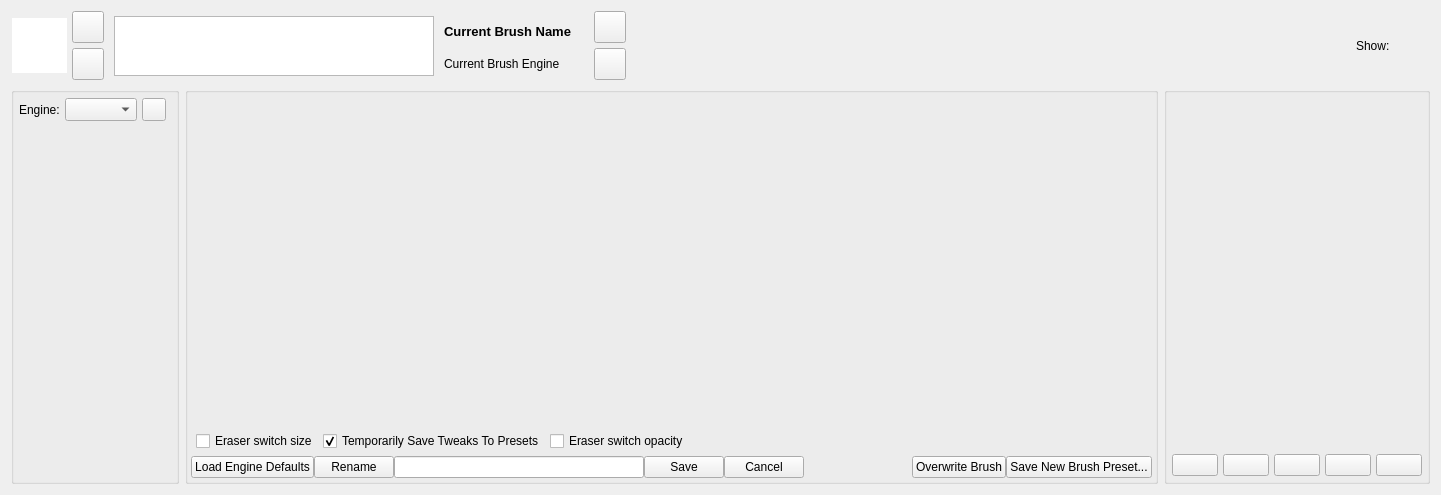
Old version of the form libs/ui/forms/wdgpaintopsettings.ui in the repository KDE/krita.
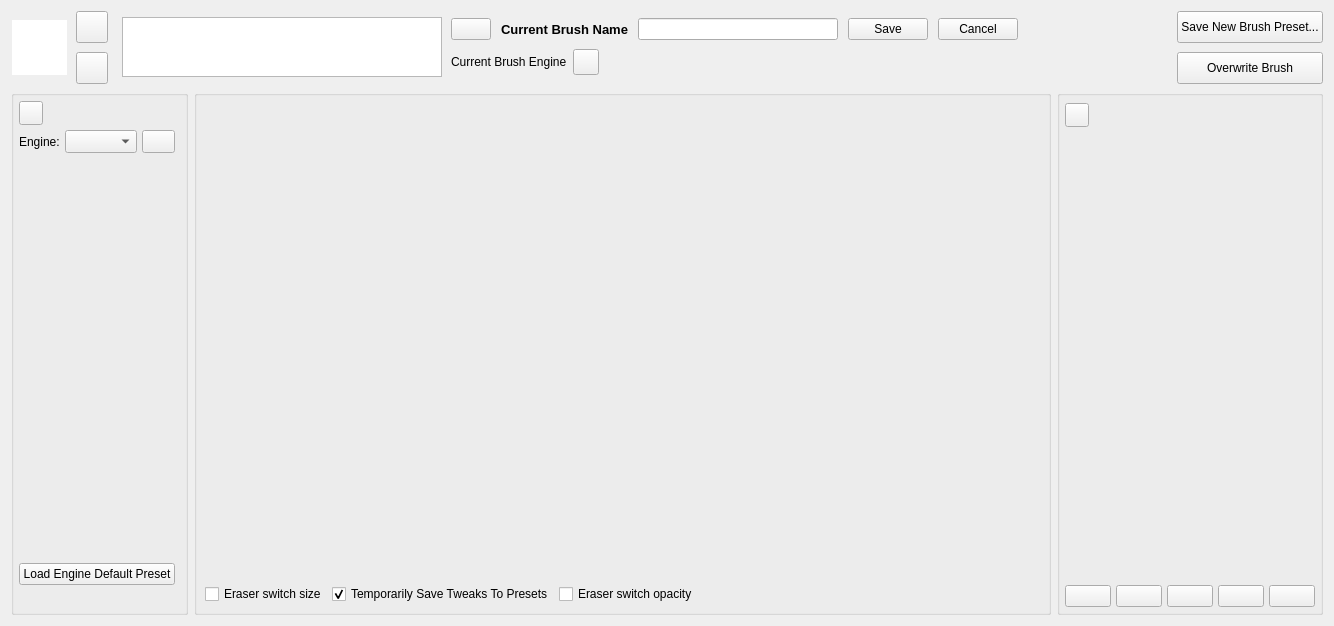
New version of the form. Custom widgets are drawn as their Qt base class.

Commit message: move around brush editor presets and scratchpad to be on sides.

Diff of the .ui file:
```diff
--- a/libs/ui/forms/wdgpaintopsettings.ui
+++ b/libs/ui/forms/wdgpaintopsettings.ui
@@ -6,8 +6,8 @@
    <rect>
     <x>0</x>
     <y>0</y>
-    <width>1441</width>
-    <height>495</height>
+    <width>1334</width>
+    <height>626</height>
    </rect>
   </property>
   <property name="windowTitle">
@@ -17,7 +17,7 @@
    <item row="0" column="0" colspan="3">
     <layout class="QHBoxLayout" name="brushEditorDashboard">
      <property name="spacing">
-      <number>5</number>
+      <number>9</number>
      </property>
      <property name="leftMargin">
       <number>1</number>
@@ -181,145 +181,154 @@
        </property>
       </widget>
      </item>
-     <item>
-      <layout class="QVBoxLayout" name="brushNameLayout">
-       <property name="spacing">
-        <number>0</number>
-       </property>
-       <property name="topMargin">
-        <number>5</number>
-       </property>
-       <item>
-        <widget class="QLabel" name="currentBrushNameLabel">
-         <property name="sizePolicy">
-          <sizepolicy hsizetype="Minimum" vsizetype="Minimum">
-           <horstretch>0</horstretch>
-           <verstretch>0</verstretch>
-          </sizepolicy>
-         </property>
-         <property name="minimumSize">
-          <size>
-           <width>150</width>
-           <height>0</height>
-          </size>
-         </property>
-         <property name="maximumSize">
-          <size>
-           <width>16777215</width>
-           <height>20</height>
-          </size>
-         </property>
-         <property name="font">
-          <font>
-           <pointsize>10</pointsize>
-           <weight>75</weight>
-           <bold>true</bold>
-          </font>
-         </property>
-         <property name="lineWidth">
-          <number>0</number>
-         </property>
-         <property name="text">
-          <string>Current Brush Name</string>
-         </property>
-         <property name="scaledContents">
-          <bool>false</bool>
-         </property>
-         <property name="alignment">
-          <set>Qt::AlignBottom|Qt::AlignLeading|Qt::AlignLeft</set>
-         </property>
-         <property name="margin">
-          <number>0</number>
-         </property>
-         <property name="indent">
-          <number>5</number>
-         </property>
-        </widget>
-       </item>
-       <item>
-        <widget class="QLabel" name="currentBrushEngineLabel">
-         <property name="sizePolicy">
-          <sizepolicy hsizetype="Minimum" vsizetype="Minimum">
-           <horstretch>0</horstretch>
-           <verstretch>0</verstretch>
-          </sizepolicy>
-         </property>
-         <property name="maximumSize">
-          <size>
-           <width>16777215</width>
-           <height>20</height>
-          </size>
-         </property>
-         <property name="text">
-          <string>Current Brush Engine</string>
-         </property>
-         <property name="scaledContents">
-          <bool>false</bool>
-         </property>
-         <property name="alignment">
-          <set>Qt::AlignLeading|Qt::AlignLeft|Qt::AlignTop</set>
-         </property>
-         <property name="indent">
-          <number>5</number>
-         </property>
-        </widget>
-       </item>
-      </layout>
-     </item>
      <item>
       <layout class="QVBoxLayout" name="verticalLayout_4">
+       <property name="spacing">
+        <number>0</number>
+       </property>
        <item>
-        <widget class="QPushButton" name="dirtyPresetIndicatorButton">
-         <property name="sizePolicy">
-          <sizepolicy hsizetype="Fixed" vsizetype="Fixed">
-           <horstretch>0</horstretch>
-           <verstretch>0</verstretch>
-          </sizepolicy>
+        <layout class="QHBoxLayout" name="horizontalLayout_6">
+         <property name="spacing">
+          <number>10</number>
          </property>
-         <property name="minimumSize">
-          <size>
-           <width>32</width>
-           <height>32</height>
-          </size>
-         </property>
-         <property name="maximumSize">
-          <size>
-           <width>32</width>
-           <height>32</height>
-          </size>
-         </property>
-         <property name="text">
-          <string/>
-         </property>
-         <property name="flat">
-          <bool>false</bool>
-         </property>
-        </widget>
+         <item>
+          <widget class="QPushButton" name="renameBrushPresetButton">
+           <property name="sizePolicy">
+            <sizepolicy hsizetype="Fixed" vsizetype="Fixed">
+             <horstretch>0</horstretch>
+             <verstretch>0</verstretch>
+            </sizepolicy>
+           </property>
+           <property name="text">
+            <string/>
+           </property>
+          </widget>
+         </item>
+         <item>
+          <widget class="QLabel" name="currentBrushNameLabel">
+           <property name="font">
+            <font>
+             <pointsize>10</pointsize>
+             <weight>75</weight>
+             <bold>true</bold>
+            </font>
+           </property>
+           <property name="text">
+            <string>Current Brush Name</string>
+           </property>
+          </widget>
+         </item>
+         <item>
+          <widget class="QLineEdit" name="renameBrushNameTextField">
+           <property name="minimumSize">
+            <size>
+             <width>200</width>
+             <height>0</height>
+            </size>
+           </property>
+          </widget>
+         </item>
+         <item>
+          <widget class="QPushButton" name="updateBrushNameButton">
+           <property name="sizePolicy">
+            <sizepolicy hsizetype="Minimum" vsizetype="Fixed">
+             <horstretch>0</horstretch>
+             <verstretch>0</verstretch>
+            </sizepolicy>
+           </property>
+           <property name="text">
+            <string>Save</string>
+           </property>
+          </widget>
+         </item>
+         <item>
+          <widget class="QPushButton" name="cancelBrushNameUpdateButton">
+           <property name="text">
+            <string>Cancel</string>
+           </property>
+          </widget>
+         </item>
+        </layout>
        </item>
        <item>
-        <widget class="QPushButton" name="reloadPresetButton">
-         <property name="sizePolicy">
-          <sizepolicy hsizetype="Fixed" vsizetype="Fixed">
-           <horstretch>0</horstretch>
-           <verstretch>0</verstretch>
-          </sizepolicy>
+        <layout class="QHBoxLayout" name="horizontalLayout_5">
+         <property name="spacing">
+          <number>6</number>
          </property>
-         <property name="minimumSize">
-          <size>
-           <width>32</width>
-           <height>32</height>
-          </size>
-         </property>
-         <property name="maximumSize">
-          <size>
-           <width>32</width>
-           <height>32</height>
-          </size>
-         </property>
-         <property name="text">
-          <string/>
-         </property>
-        </widget>
+         <item>
+          <widget class="QLabel" name="currentBrushEngineLabel">
+           <property name="text">
+            <string>Current Brush Engine</string>
+           </property>
+          </widget>
+         </item>
+         <item>
+          <widget class="QPushButton" name="reloadPresetButton">
+           <property name="sizePolicy">
+            <sizepolicy hsizetype="Fixed" vsizetype="Fixed">
+             <horstretch>0</horstretch>
+             <verstretch>0</verstretch>
+            </sizepolicy>
+           </property>
+           <property name="minimumSize">
+            <size>
+             <width>26</width>
+             <height>26</height>
+            </size>
+           </property>
+           <property name="maximumSize">
+            <size>
+             <width>26</width>
+             <height>26</height>
+            </size>
+           </property>
+           <property name="text">
+            <string/>
+           </property>
+          </widget>
+         </item>
+         <item>
+          <widget class="QPushButton" name="dirtyPresetIndicatorButton">
+           <property name="sizePolicy">
+            <sizepolicy hsizetype="Fixed" vsizetype="Fixed">
+             <horstretch>0</horstretch>
+             <verstretch>0</verstretch>
+            </sizepolicy>
+           </property>
+           <property name="minimumSize">
+            <size>
+             <width>30</width>
+             <height>30</height>
+            </size>
+           </property>
+           <property name="maximumSize">
+            <size>
+             <width>30</width>
+             <height>30</height>
+            </size>
+           </property>
+           <property name="text">
+            <string/>
+           </property>
+           <property name="flat">
+            <bool>true</bool>
+           </property>
+          </widget>
+         </item>
+         <item>
+          <spacer name="horizontalSpacer_4">
+           <property name="orientation">
+            <enum>Qt::Horizontal</enum>
+           </property>
+           <property name="sizeHint" stdset="0">
+            <size>
+             <width>40</width>
+             <height>20</height>
+            </size>
+           </property>
+          </spacer>
+         </item>
+        </layout>
        </item>
       </layout>
      </item>
@@ -328,98 +337,42 @@
        <property name="orientation">
         <enum>Qt::Horizontal</enum>
        </property>
+       <property name="sizeType">
+        <enum>QSizePolicy::MinimumExpanding</enum>
+       </property>
        <property name="sizeHint" stdset="0">
         <size>
-         <width>40</width>
-         <height>20</height>
+         <width>0</width>
+         <height>0</height>
         </size>
        </property>
       </spacer>
      </item>
-     <item>
-      <widget class="QLabel" name="label_3">
-       <property name="text">
-        <string>Show:</string>
-       </property>
-      </widget>
-     </item>
      <item>
       <layout class="QVBoxLayout" name="verticalLayout_5">
        <item>
-        <widget class="KisHighlightedToolButton" name="showPresetsButton" native="true">
+        <widget class="QPushButton" name="saveNewBrushPresetButton">
          <property name="sizePolicy">
-          <sizepolicy hsizetype="Minimum" vsizetype="Minimum">
+          <sizepolicy hsizetype="Preferred" vsizetype="Preferred">
            <horstretch>0</horstretch>
            <verstretch>0</verstretch>
           </sizepolicy>
          </property>
-         <property name="minimumSize">
-          <size>
-           <width>35</width>
-           <height>20</height>
-          </size>
+         <property name="text">
+          <string>Save New Brush Preset...</string>
          </property>
-         <property name="maximumSize">
-          <size>
-           <width>16777215</width>
-           <height>20</height>
-          </size>
-         </property>
-         <property name="text" stdset="0">
-          <string>Presets</string>
-         </property>
         </widget>
        </item>
        <item>
-        <widget class="KisHighlightedToolButton" name="showEditorButton" native="true">
+        <widget class="QPushButton" name="saveBrushPresetButton">
          <property name="sizePolicy">
-          <sizepolicy hsizetype="Minimum" vsizetype="Minimum">
+          <sizepolicy hsizetype="Preferred" vsizetype="Preferred">
            <horstretch>0</horstretch>
            <verstretch>0</verstretch>
           </sizepolicy>
          </property>
-         <property name="minimumSize">
-          <size>
-           <width>35</width>
-           <height>20</height>
-          </size>
-         </property>
-         <property name="maximumSize">
-          <size>
-           <width>16777215</width>
-           <height>20</height>
-          </size>
-         </property>
-         <property name="text" stdset="0">
-          <string>Settings</string>
-         </property>
-        </widget>
-       </item>
-       <item>
-        <widget class="KisHighlightedToolButton" name="showScratchpadButton" native="true">
-         <property name="sizePolicy">
-          <sizepolicy hsizetype="Minimum" vsizetype="Minimum">
-           <horstretch>0</horstretch>
-           <verstretch>0</verstretch>
-          </sizepolicy>
-         </property>
-         <property name="minimumSize">
-          <size>
-           <width>35</width>
-           <height>20</height>
-          </size>
-         </property>
-         <property name="maximumSize">
-          <size>
-           <width>16777215</width>
-           <height>20</height>
-          </size>
-         </property>
-         <property name="text" stdset="0">
-          <string>Scratchpad</string>
-         </property>
-         <property name="checkable" stdset="0">
-          <bool>true</bool>
+         <property name="text">
+          <string>Overwrite Brush</string>
          </property>
         </widget>
        </item>
@@ -432,6 +385,9 @@
      <property name="title">
       <string/>
      </property>
+     <property name="alignment">
+      <set>Qt::AlignLeading|Qt::AlignLeft|Qt::AlignTop</set>
+     </property>
      <layout class="QVBoxLayout" name="paintEngineOpContainer">
       <property name="spacing">
        <number>5</number>
@@ -446,8 +402,36 @@
        <number>10</number>
       </property>
       <property name="bottomMargin">
-       <number>5</number>
+       <number>20</number>
       </property>
+      <item>
+       <widget class="QPushButton" name="showPresetsButton">
+        <property name="minimumSize">
+         <size>
+          <width>24</width>
+          <height>24</height>
+         </size>
+        </property>
+        <property name="maximumSize">
+         <size>
+          <width>24</width>
+          <height>24</height>
+         </size>
+        </property>
+        <property name="text">
+         <string/>
+        </property>
+        <property name="iconSize">
+         <size>
+          <width>12</width>
+          <height>12</height>
+         </size>
+        </property>
+        <property name="shortcut">
+         <string notr="true"/>
+        </property>
+       </widget>
+      </item>
       <item>
        <layout class="QHBoxLayout" name="horizontalLayout_4">
         <item>
@@ -491,7 +475,7 @@
       <item>
        <widget class="KisPresetSelectorStrip" name="presetWidget" native="true">
         <property name="sizePolicy">
-         <sizepolicy hsizetype="Preferred" vsizetype="Preferred">
+         <sizepolicy hsizetype="Preferred" vsizetype="MinimumExpanding">
           <horstretch>0</horstretch>
           <verstretch>0</verstretch>
          </sizepolicy>
@@ -499,7 +483,7 @@
         <property name="minimumSize">
          <size>
           <width>0</width>
-          <height>350</height>
+          <height>400</height>
          </size>
         </property>
         <property name="maximumSize">
@@ -510,6 +494,32 @@
         </property>
        </widget>
       </item>
+      <item>
+       <widget class="QPushButton" name="bnDefaultPreset">
+        <property name="sizePolicy">
+         <sizepolicy hsizetype="Minimum" vsizetype="Minimum">
+          <horstretch>0</horstretch>
+          <verstretch>0</verstretch>
+         </sizepolicy>
+        </property>
+        <property name="text">
+         <string>Load Engine Default Preset</string>
+        </property>
+       </widget>
+      </item>
+      <item>
+       <spacer name="verticalSpacer">
+        <property name="orientation">
+         <enum>Qt::Vertical</enum>
+        </property>
+        <property name="sizeHint" stdset="0">
+         <size>
+          <width>20</width>
+          <height>40</height>
+         </size>
+        </property>
+       </spacer>
+      </item>
      </layout>
     </widget>
    </item>
@@ -677,93 +687,6 @@
         </property>
        </layout>
       </item>
-      <item>
-       <layout class="QHBoxLayout" name="horizontalLayout_5">
-        <item>
-         <widget class="QPushButton" name="bnDefaultPreset">
-          <property name="sizePolicy">
-           <sizepolicy hsizetype="Preferred" vsizetype="Preferred">
-            <horstretch>0</horstretch>
-            <verstretch>0</verstretch>
-           </sizepolicy>
-          </property>
-          <property name="text">
-           <string>Load Engine Defaults</string>
-          </property>
-         </widget>
-        </item>
-        <item>
-         <widget class="QPushButton" name="renameBrushPresetButton">
-          <property name="sizePolicy">
-           <sizepolicy hsizetype="Fixed" vsizetype="Fixed">
-            <horstretch>0</horstretch>
-            <verstretch>0</verstretch>
-           </sizepolicy>
-          </property>
-          <property name="text">
-           <string>Rename</string>
-          </property>
-         </widget>
-        </item>
-        <item>
-         <widget class="QLineEdit" name="renameBrushNameTextField">
-          <property name="minimumSize">
-           <size>
-            <width>250</width>
-            <height>0</height>
-           </size>
-          </property>
-         </widget>
-        </item>
-        <item>
-         <widget class="QPushButton" name="updateBrushNameButton">
-          <property name="sizePolicy">
-           <sizepolicy hsizetype="Minimum" vsizetype="Fixed">
-            <horstretch>0</horstretch>
-            <verstretch>0</verstretch>
-           </sizepolicy>
-          </property>
-          <property name="text">
-           <string>Save</string>
-          </property>
-         </widget>
-        </item>
-        <item>
-         <widget class="QPushButton" name="cancelBrushNameUpdateButton">
-          <property name="text">
-           <string>Cancel</string>
-          </property>
-         </widget>
-        </item>
-        <item>
-         <spacer name="horizontalSpacer_4">
-          <property name="orientation">
-           <enum>Qt::Horizontal</enum>
-          </property>
-          <property name="sizeHint" stdset="0">
-           <size>
-            <width>40</width>
-            <height>20</height>
-           </size>
-          </property>
-         </spacer>
-        </item>
-        <item>
-         <widget class="QPushButton" name="saveBrushPresetButton">
-          <property name="text">
-           <string>Overwrite Brush</string>
-          </property>
-         </widget>
-        </item>
-        <item>
-         <widget class="QPushButton" name="saveNewBrushPresetButton">
-          <property name="text">
-           <string>Save New Brush Preset...</string>
-          </property>
-         </widget>
-        </item>
-       </layout>
-      </item>
      </layout>
     </widget>
    </item>
@@ -775,7 +698,7 @@
      <property name="flat">
       <bool>false</bool>
      </property>
-     <layout class="QVBoxLayout" name="verticalLayout" stretch="0,0">
+     <layout class="QVBoxLayout" name="verticalLayout" stretch="0,0,0">
       <property name="spacing">
        <number>5</number>
       </property>
@@ -791,6 +714,31 @@
       <property name="bottomMargin">
        <number>5</number>
       </property>
+      <item>
+       <widget class="QPushButton" name="showScratchpadButton">
+        <property name="minimumSize">
+         <size>
+          <width>24</width>
+          <height>24</height>
+         </size>
+        </property>
+        <property name="maximumSize">
+         <size>
+          <width>24</width>
+          <height>20</height>
+         </size>
+        </property>
+        <property name="text">
+         <string/>
+        </property>
+        <property name="iconSize">
+         <size>
+          <width>12</width>
+          <height>12</height>
+         </size>
+        </property>
+       </widget>
+      </item>
       <item>
        <widget class="QFrame" name="frame">
         <property name="frameShape">
@@ -915,12 +863,6 @@
    <header>kis_lod_availability_widget.h</header>
    <container>1</container>
   </customwidget>
-  <customwidget>
-   <class>KisHighlightedToolButton</class>
-   <extends>QWidget</extends>
-   <header>kis_highlighted_button.h</header>
-   <container>1</container>
-  </customwidget>
  </customwidgets>
  <resources/>
  <connections/>
```
Left out of the diff: 4 changed lines with no effect on the pictures. The commit also changes 3 other files.
